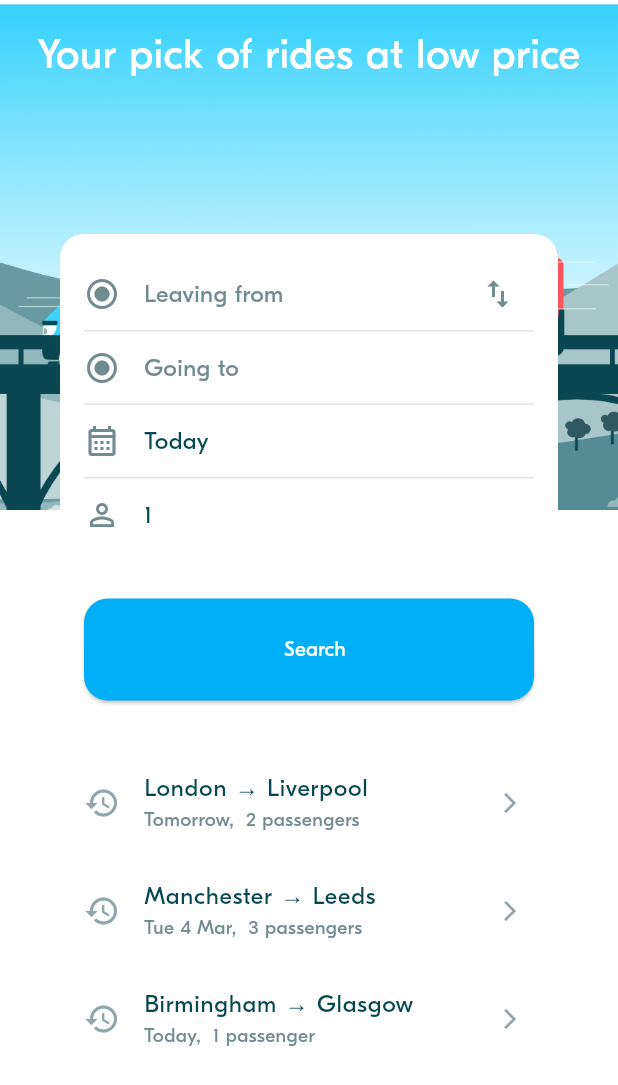
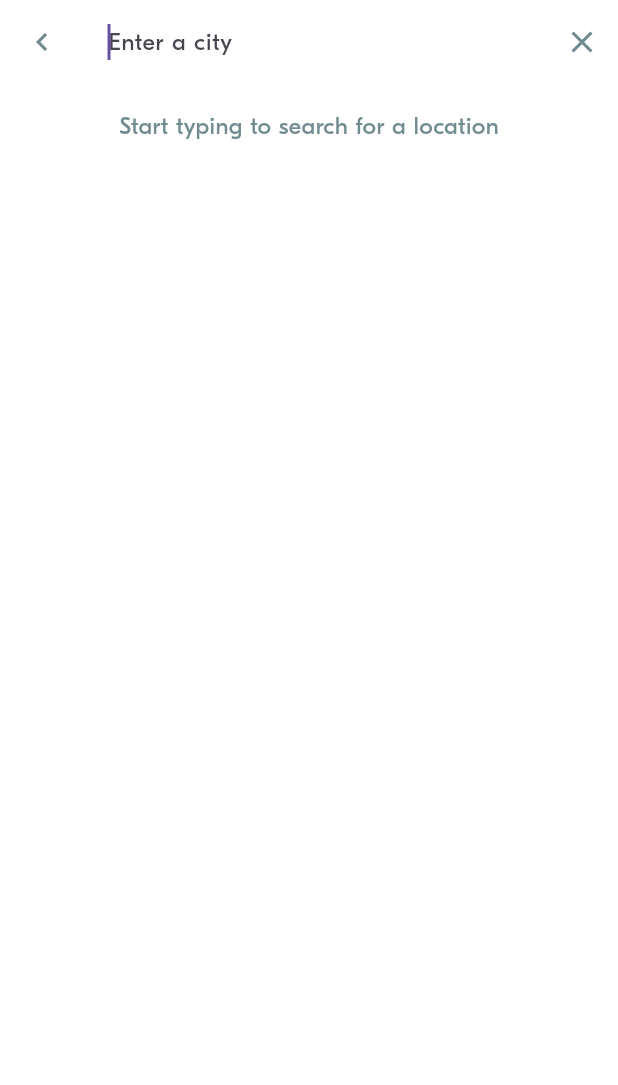
Before and after one commit to Vathana007/Advance_Mobile_Term2, a Flutter app: the screen it shows after launch, after a tap on "Leaving from", on a phone screen of 412 x 824 dp. Shown: the top 1085 px of the screen. Run offline on Flutter 3.47's test engine with Material 3 defaults, Android fonts, the phone set to English and light mode, and no system bars; project files that could hold a hidden picture were left out.

Commit message:
BLA-005 - Implement the Location Picker

```diff
--- /dev/null
+++ b/lib/screens/location_search_screen.dart
@@ -0,0 +1,136 @@
+import 'package:flutter/material.dart';
+import '../../model/ride/locations.dart';
+import '../../dummy_data/dummy_data.dart';
+import '../../theme/theme.dart';
+
+class LocationSearchScreen extends StatefulWidget {
+  final String? initialQuery;
+
+  const LocationSearchScreen({
+    super.key,
+    this.initialQuery,
+  });
+
+  @override
+  State<LocationSearchScreen> createState() => _LocationSearchScreenState();
+}
+
+class _LocationSearchScreenState extends State<LocationSearchScreen> {
+  final TextEditingController _searchController = TextEditingController();
+  List<Location> _filteredLocations = [];
+
+  @override
+  void initState() {
+    super.initState();
+    _searchController.text = widget.initialQuery ?? '';
+    if (widget.initialQuery?.isNotEmpty ?? false) {
+      _onSearchChanged(); // It's filter when there's an initial query
+    }
+    _searchController.addListener(_onSearchChanged);
+  }
+
+  void _onSearchChanged() {
+    final query = _searchController.text.toLowerCase();
+    setState(() {
+      if (query.isEmpty) {
+        _filteredLocations = []; // Check to clear the list when search the list is empty
+      } else {
+        _filteredLocations = fakeLocations.where((location) {
+          return location.name.toLowerCase().startsWith(query) ||
+              location.country.name.toLowerCase().startsWith(query);
+        }).toList();
+
+        // Sort the filter of locations alphabetically by name
+        _filteredLocations.sort(
+            (a, b) => a.name.toLowerCase().compareTo(b.name.toLowerCase()));
+      }
+    });
+  }
+
+  @override
+  Widget build(BuildContext context) {
+    return Scaffold(
+      appBar: AppBar(
+        backgroundColor: BlaColors.white,
+        leading: IconButton(
+          icon: Icon(Icons.chevron_left_sharp, color: BlaColors.neutralLight),
+          onPressed: () => Navigator.pop(context),
+        ),
+        title: TextField(
+          controller: _searchController,
+          decoration: InputDecoration(
+            hintText: 'Enter a city',
+            border: InputBorder.none,
+          ),
+          style: BlaTextStyles.body.copyWith(color: BlaColors.neutralDark),
+          autofocus: true,
+        ),
+        actions: [
+          IconButton(
+            icon: Icon(Icons.close, color: BlaColors.neutralLight),
+            onPressed: () {
+              if (_searchController.text.isEmpty) {
+                Navigator.pop(context);
+              } else {
+                _searchController.clear();
+              }
+            },
+          ),
+        ],
+      ),
+      body: Column(
+        children: [
+          if (_searchController.text.isEmpty)
+            Center(
+              child: Padding(
+                padding: const EdgeInsets.all(16.0),
+                child: Text(
+                  'Start typing to search for a location',
+                  style: TextStyle(
+                    color: BlaColors.neutralLight,
+                    fontSize: 16,
+                  ),
+                ),
+              ),
+            )
+          else
+            Expanded(
+              child: ListView.separated(
+                itemCount: _filteredLocations.length,
+                separatorBuilder: (context, index) => Divider(height: 1),
+                itemBuilder: (context, index) {
+                  final location = _filteredLocations[index];
+                  return ListTile(
+                    leading: index < 3
+                        ? Icon(Icons.schedule, color: BlaColors.neutralLight)
+                        : null,
+                    title: Text(
+                      location.name,
+                      style: BlaTextStyles.body.copyWith(
+                        color: BlaColors.textNormal,
+                      ),
+                    ),
+                    subtitle: Text(
+                      location.country.name,
+                      style: TextStyle(
+                        fontSize: 14,
+                        color: Colors.grey[600],
+                      ),
+                    ),
+                    trailing: Icon(Icons.chevron_right, color: Colors.grey),
+                    onTap: () => Navigator.pop(context, location),
+                  );
+                },
+              ),
+            ),
+        ],
+      ),
+    );
+  }
+
+  @override
+  void dispose() {
+    _searchController.dispose();
+    super.dispose();
+  }
+}
--- a/lib/screens/ride_pref/widgets/ride_pref_form.dart
+++ b/lib/screens/ride_pref/widgets/ride_pref_form.dart
@@ -1,4 +1,5 @@
 import 'package:flutter/material.dart';
+import 'package:week_3_blabla_project/screens/location_search_screen.dart';
 import 'package:week_3_blabla_project/theme/theme.dart';
 import 'package:week_3_blabla_project/widgets/actions/bla_button.dart';
 import 'package:week_3_blabla_project/widgets/display/bla_divider.dart';
@@ -70,9 +71,36 @@ class _RidePrefFormState extends State<RidePrefForm> {
   // Handle events
   // ----------------------------------
 
-  void _handleDepartureSelect(Location location) {}
+  // Handle to open LocationSearchScreen when "Leaving from" is tapped
+  Future<void> _handleDepartureSelect() async {
+    final selectedLocation = await Navigator.push<Location>(
+      context,
+      MaterialPageRoute(
+        builder: (context) => const LocationSearchScreen(),
+      ),
+    );
+    if (selectedLocation != null) {
+      setState(() {
+        departure = selectedLocation;
+      });
+    }
+  }
 
-  void _handleArrivalSelect(Location location) {}
+  // Handle to opens LocationSearchScreen when "Going to" is tapped
+  Future<void> _handleArrivalSelect() async {
+    final selectedLocation = await Navigator.push<Location>(
+      context,
+      MaterialPageRoute(
+        builder: (context) => const LocationSearchScreen(),
+      ),
+    );
+    if (selectedLocation != null) {
+      setState(() {
+        arrival = selectedLocation;
+      });
+    }
+  }
+
 
   void _handleDateSelect(DateTime date) {}
 
@@ -108,44 +136,28 @@ class _RidePrefFormState extends State<RidePrefForm> {
   // ----------------------------------
   // Build the widgets
   // ----------------------------------
-  @override
+   @override
   Widget build(BuildContext context) {
     return Padding(
       padding: const EdgeInsets.all(BlaSpacings.m),
       child: Column(
-        mainAxisAlignment: MainAxisAlignment.start,
         crossAxisAlignment: CrossAxisAlignment.stretch,
         children: [
-          /// Departure Location Input
-          Row(
-            mainAxisAlignment: MainAxisAlignment.spaceBetween,
-            children: [
-              // Departure Input Field
-              _departureField(
-                label: 'Leaving from',
-                initialLocation: departure,
-                onLocationSelected: _handleDepartureSelect,
-                icon: Icons.radio_button_checked_outlined,
-              ),
-              // Add switch button between locations
-              Align(
-                alignment: Alignment.centerRight,
-                child: IconButton(
-                  icon: const Icon(Icons.swap_vert),
-                  onPressed: _handleLocationSwitch,
-                  color: BlaColors.neutralLight,
-                  tooltip: 'Switch locations',
-                ),
-              ),
-            ],
+          // Departure location field with correct onTap
+          _departureField(
+            label: 'Leaving from',
+            initialLocation: departure,
+            onTap: _handleDepartureSelect, // Pass function reference
+            icon: Icons.radio_button_checked_outlined,
           ),
           const BlaDivider(),
-          // Arrival location field
+
+          // Arrival location field with correct onTap
           _departureField(
             label: 'Going to',
             initialLocation: arrival,
-            onLocationSelected: _handleArrivalSelect,
-            icon: Icons.radio_button_checked_outlined,
+            onTap: _handleArrivalSelect, // Pass function reference
+            icon: Icons.location_on_outlined,
           ),
           const BlaDivider(),
 
@@ -157,11 +169,10 @@ class _RidePrefFormState extends State<RidePrefForm> {
           _passengerField(requestedSeats),
           const SizedBox(height: BlaSpacings.xl),
 
-          // Submit button
           BlaButton(
             label: 'Search',
-            onPressed: _handleSubmit,
-          )
+            onPressed: _isFormFieldValid ? _handleSubmit : () {},
+          ),
         ],
       ),
     );
@@ -172,29 +183,21 @@ class _RidePrefFormState extends State<RidePrefForm> {
 Widget _departureField({
   required String label,
   required Location? initialLocation,
-  required ValueChanged<Location> onLocationSelected,
+  required VoidCallback onTap,
   required IconData icon,
 }) {
   return InkWell(
-    onTap: () {
-      // TODO: Implement on location selection
-    },
+    onTap: onTap, // Call function when tap
     child: Padding(
       padding: const EdgeInsets.symmetric(vertical: BlaSpacings.s),
       child: Row(
         children: [
-          Icon(
-            icon,
-            color: BlaColors.neutralLight,
-            size: 24,
-          ),
+          Icon(icon, color: BlaColors.neutralLight, size: 24),
           const SizedBox(width: BlaSpacings.m),
           Text(
             initialLocation?.name ?? label,
             style: BlaTextStyles.body.copyWith(
-              color: initialLocation != null
-                  ? BlaColors.textNormal
-                  : BlaColors.textLight,
+              color: initialLocation != null ? BlaColors.textNormal : BlaColors.textLight,
             ),
           ),
         ],
--- a/lib/test_screen.dart
+++ b/lib/test_screen.dart
@@ -1,5 +1,6 @@
 import 'package:flutter/material.dart';
-import 'widgets/actions/bla_button.dart';
+import 'package:week_3_blabla_project/screens/location_search_screen.dart';
+// import 'widgets/actions/bla_button.dart';
 import 'theme/theme.dart';
 
 void main() {
@@ -14,7 +15,7 @@ class MyApp extends StatelessWidget {
     return MaterialApp(
       debugShowCheckedModeBanner: false,
       theme: appTheme,
-      home: Scaffold(body: BlaButtonTestScreen()),
+      home: Scaffold(body: LocationSearchScreen()),
     );
   }
 }
```
